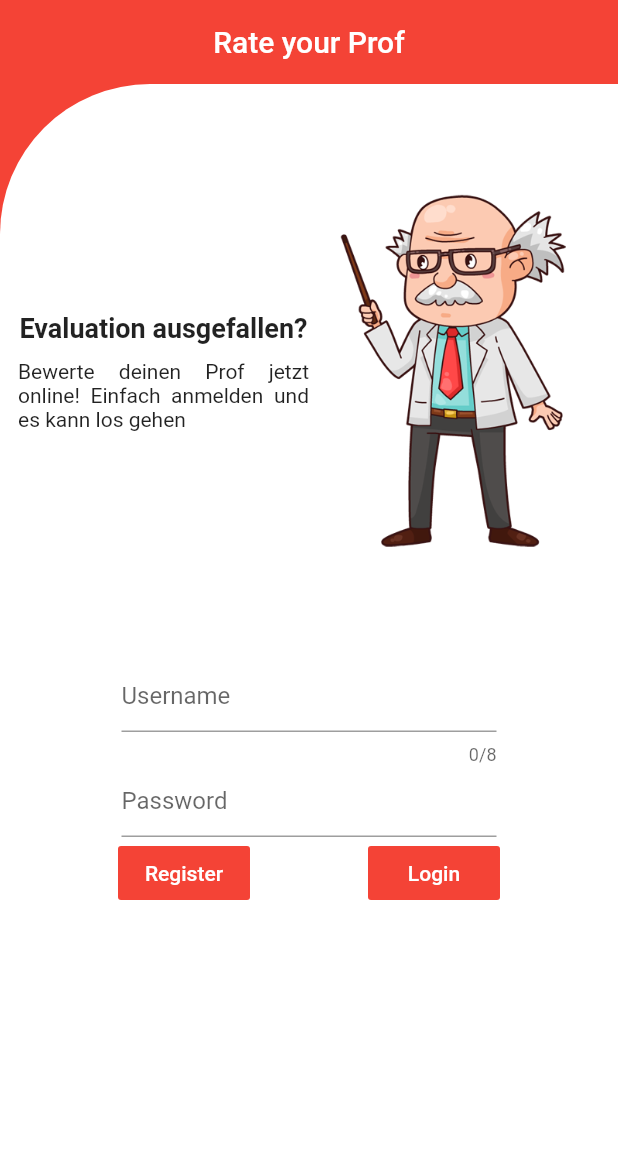
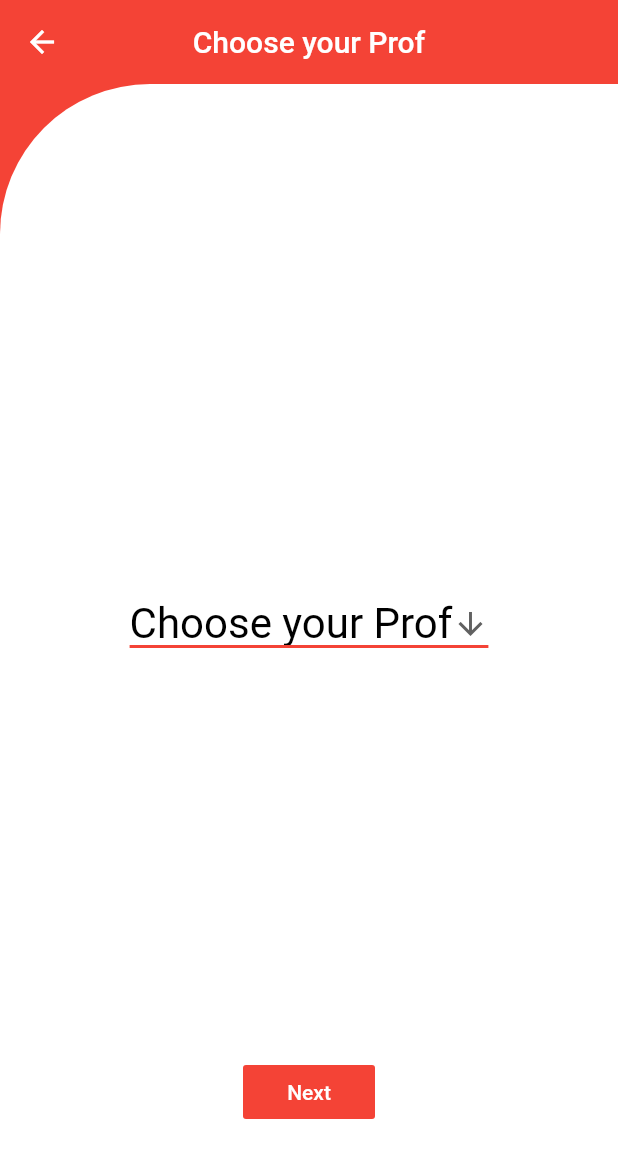
Before and after one commit to dasKamael/rateYourProf, a Flutter app: the screen it shows after launch, after a tap on "Login", on a phone screen of 412 x 824 dp. Shown: the top 1158 px of the screen. Run offline on Flutter 3.47's test engine with Material 2 defaults, Android fonts, the phone set to English and light mode, and no system bars.

Commit message:
Choose Prof Page

```diff
--- a/profrate/lib/main.dart
+++ b/profrate/lib/main.dart
@@ -1,10 +1,15 @@
 import 'package:flutter/material.dart';
 import 'pages/login.dart';
+import 'pages/chooseProf.dart';
+
 void main() {
-  runApp(MaterialApp(
-    initialRoute: "/login",
-    routes: {
-      "/login": (context) => Login(),
-    }
-  ));
+  runApp(
+    MaterialApp(
+      initialRoute: "/login",
+      routes: {
+        "/login": (context) => Login(),
+        "/chooseProf": (context) => ChooseProf(),
+      },
+    ),
+  );
 }
--- /dev/null
+++ b/profrate/lib/pages/chooseProf.dart
@@ -0,0 +1,80 @@
+import 'package:flutter/material.dart';
+
+class ChooseProf extends StatefulWidget {
+  @override
+  _ChooseProfState createState() => _ChooseProfState();
+}
+
+class _ChooseProfState extends State<ChooseProf> {
+  String dropdownValue = "Choose your Prof";
+  @override
+  Widget build(BuildContext context) {
+    return Scaffold(
+      backgroundColor: Colors.red,
+      appBar: AppBar(
+        backgroundColor: Colors.red,
+        title: Text("Choose your Prof"),
+        centerTitle: true,
+        elevation: 0,
+      ),
+      body: Container(
+        decoration: BoxDecoration(
+          borderRadius: BorderRadius.only(topLeft: Radius.circular(100)),
+          color: Colors.white,
+        ),
+        child: Center(
+          child: Column(
+            mainAxisAlignment: MainAxisAlignment.center,
+            children: <Widget>[
+              Expanded(
+                flex: 3,
+                child: Container(
+                  child: Center(
+                    child: DropdownButton(
+                      value: dropdownValue,
+                      icon: Icon(Icons.arrow_downward),
+                      iconSize: 24,
+                      elevation: 16,
+                      style: TextStyle(color: Colors.black, fontSize: 28.0),
+                      underline: Container(
+                        height: 2,
+                        color: Colors.red,
+                      ),
+                      onChanged: (String newValue) {
+                        setState(() {
+                          dropdownValue = newValue;
+                        });
+                      },
+                      items: <String>[
+                        'Choose your Prof',
+                        'Panitz',
+                        'Staab',
+                        'Ulges',
+                        'Martin'
+                      ].map<DropdownMenuItem<String>>(
+                        (String value) {
+                          return DropdownMenuItem<String>(
+                            value: value,
+                            child: Text(value),
+                          );
+                        },
+                      ).toList(),
+                    ),
+                  ),
+                ),
+              ),
+              Flexible(
+                flex: 1,
+                child: FlatButton(
+                  color: Colors.red,
+                  child: Text('Next', style: TextStyle(color: Colors.white)),
+                  onPressed: () {},
+                ),
+              ),
+            ],
+          ),
+        ),
+      ),
+    );
+  }
+}
--- a/profrate/lib/pages/login.dart
+++ b/profrate/lib/pages/login.dart
@@ -47,9 +47,8 @@ class _LoginState extends State<Login> {
                               Text(
                                 "Evaluation ausgefallen?",
                                 style: TextStyle(
-                                  fontSize: 18.0,
-                                  fontWeight: FontWeight.bold
-                                ),
+                                    fontSize: 18.0,
+                                    fontWeight: FontWeight.bold),
                               ),
                               SizedBox(height: 10.0),
                               Text(
@@ -98,12 +97,18 @@ class _LoginState extends State<Login> {
                         FlatButton(
                           color: Colors.red,
                           onPressed: () {},
-                          child: Text("Register", style: TextStyle(color: Colors.white),),
+                          child: Text(
+                            "Register",
+                            style: TextStyle(color: Colors.white),
+                          ),
                         ),
                         FlatButton(
                           color: Colors.red,
-                          onPressed: () {},
-                          child: Text("Login", style: TextStyle(color: Colors.white)),
+                          onPressed: () {
+                            Navigator.pushNamed(context, "/chooseProf");
+                          },
+                          child: Text("Login",
+                              style: TextStyle(color: Colors.white)),
                         ),
                       ],
                     ),
```
